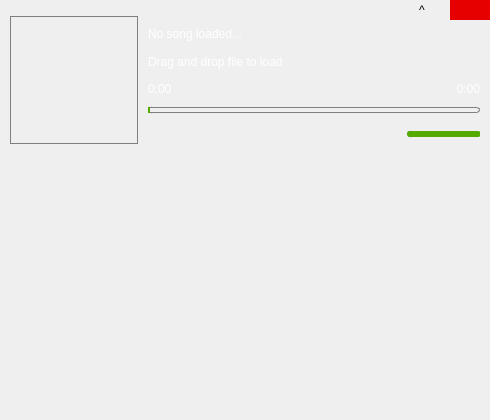
First picture: the form in mainwindow.ui, repository BLumia/pineapple-music, before the edit.
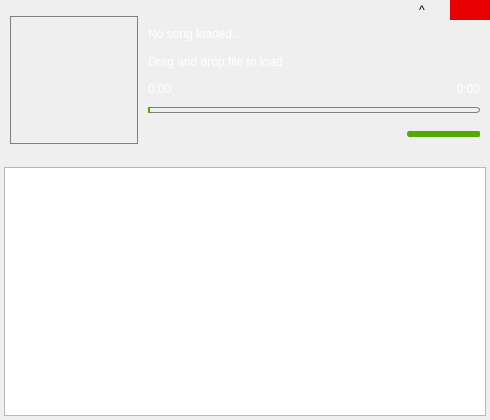
Second picture: the form after the edit. Icons and pictures are not drawn. Custom widgets are drawn as their Qt base class.

The edit to the form file:
```diff
--- a/mainwindow.ui
+++ b/mainwindow.ui
@@ -576,9 +576,9 @@
      </widget>
     </item>
     <item>
-     <widget class="QWidget" name="pluginWidget" native="true">
+     <widget class="QStackedWidget" name="pluginStackedWidget">
       <property name="sizePolicy">
-       <sizepolicy hsizetype="Preferred" vsizetype="Preferred">
+       <sizepolicy hsizetype="Ignored" vsizetype="Ignored">
         <horstretch>0</horstretch>
         <verstretch>0</verstretch>
        </sizepolicy>
@@ -589,6 +589,28 @@
         <height>0</height>
        </size>
       </property>
+      <widget class="QWidget" name="pluginStackedWidgetPage1">
+       <layout class="QVBoxLayout" name="verticalLayout_2">
+        <property name="spacing">
+         <number>0</number>
+        </property>
+        <property name="leftMargin">
+         <number>4</number>
+        </property>
+        <property name="topMargin">
+         <number>0</number>
+        </property>
+        <property name="rightMargin">
+         <number>4</number>
+        </property>
+        <property name="bottomMargin">
+         <number>4</number>
+        </property>
+        <item>
+         <widget class="QListView" name="playlistView"/>
+        </item>
+       </layout>
+      </widget>
      </widget>
     </item>
    </layout>
```
Left out of the diff: 10 changed lines with no effect on the pictures.
